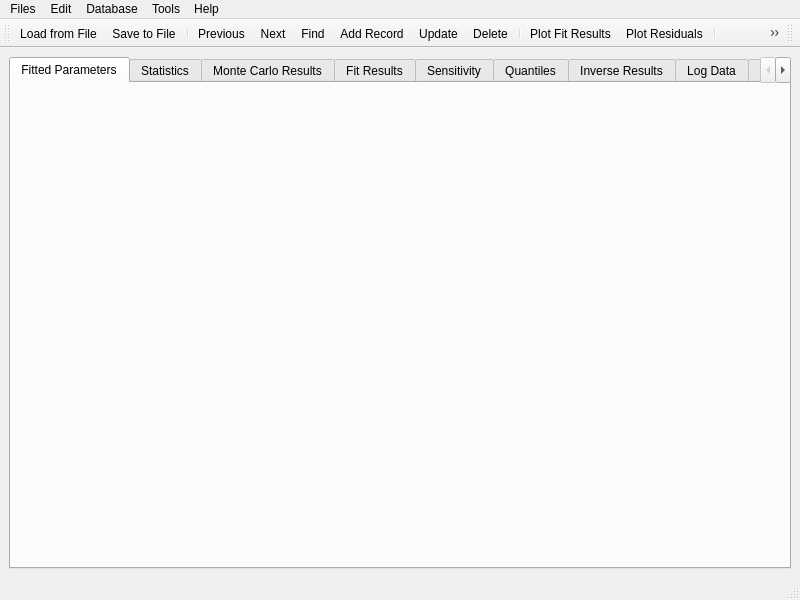
This is gfshell2/dialogs/FitResultsWindow.ui in gemshub/gemsfits as Qt 5 draws it before an edit. The edited form follows.
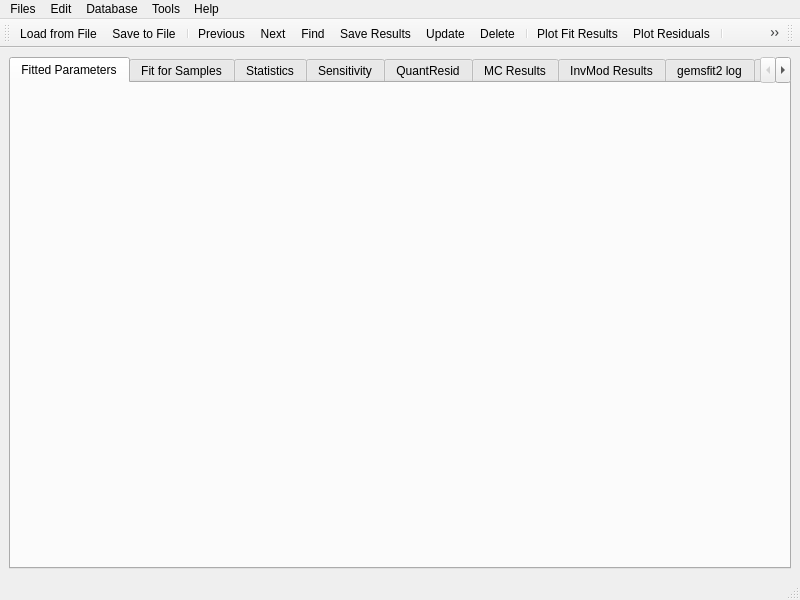
This is the edited form. Icons and pictures are not drawn.

Commit message: Small corrections in the code, menu entries, and tab names on Fit Results Viewer window.

What changed in the file:
```diff
--- a/gfshell2/dialogs/FitResultsWindow.ui
+++ b/gfshell2/dialogs/FitResultsWindow.ui
@@ -30,6 +30,12 @@
        </attribute>
        <layout class="QVBoxLayout" name="verticalLayout_4"/>
       </widget>
+      <widget class="QWidget" name="tabFitResults">
+       <attribute name="title">
+        <string>Fit for Samples</string>
+       </attribute>
+       <layout class="QVBoxLayout" name="verticalLayout_6"/>
+      </widget>
       <widget class="QWidget" name="tabStatistic">
        <attribute name="title">
         <string>Statistics</string>
@@ -40,18 +46,6 @@
         </item>
        </layout>
       </widget>
-      <widget class="QWidget" name="tabMcResults">
-       <attribute name="title">
-        <string>Monte Carlo Results</string>
-       </attribute>
-       <layout class="QVBoxLayout" name="verticalLayout_5"/>
-      </widget>
-      <widget class="QWidget" name="tabFitResults">
-       <attribute name="title">
-        <string>Fit Results</string>
-       </attribute>
-       <layout class="QVBoxLayout" name="verticalLayout_6"/>
-      </widget>
       <widget class="QWidget" name="tabSensitivity">
        <attribute name="title">
         <string>Sensitivity</string>
@@ -60,19 +54,25 @@
       </widget>
       <widget class="QWidget" name="tabQuantiles">
        <attribute name="title">
-        <string>Quantiles</string>
+        <string>QuantResid</string>
        </attribute>
        <layout class="QVBoxLayout" name="verticalLayout_8"/>
       </widget>
+      <widget class="QWidget" name="tabMcResults">
+       <attribute name="title">
+        <string>MC Results</string>
+       </attribute>
+       <layout class="QVBoxLayout" name="verticalLayout_5"/>
+      </widget>
       <widget class="QWidget" name="tabInverse">
        <attribute name="title">
-        <string>Inverse Results</string>
+        <string>InvMod Results</string>
        </attribute>
        <layout class="QVBoxLayout" name="verticalLayout_9"/>
       </widget>
       <widget class="QWidget" name="tabLog">
        <attribute name="title">
-        <string>Log Data</string>
+        <string>gemsfit2 log</string>
        </attribute>
        <layout class="QVBoxLayout" name="verticalLayout_3">
         <item>
@@ -226,7 +226,7 @@
      <normaloff>:/menu/Icons/NewCreateRecordIcon.png</normaloff>:/menu/Icons/NewCreateRecordIcon.png</iconset>
    </property>
    <property name="text">
-    <string>&amp;Add Record</string>
+    <string>&amp;Save Results</string>
    </property>
   </action>
   <action name="actionNext">
@@ -304,7 +304,7 @@
      <normaloff>:/menu/Icons/ShowHelpWindowIcon.png</normaloff>:/menu/Icons/ShowHelpWindowIcon.png</iconset>
    </property>
    <property name="text">
-    <string>About Results Window</string>
+    <string>About Results Viewer</string>
    </property>
   </action>
   <action name="actionAbout_Graph_Dialog">
```
Left out of the diff: 6 changed lines with no effect on the pictures. The commit also changes 3 other files.
